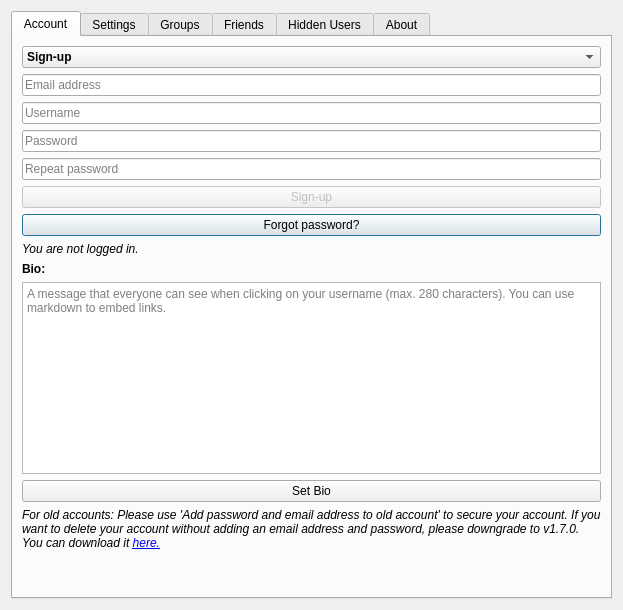
Qt form designer/setup.ui (ThoreBor/Anki_Leaderboard) before a commit.
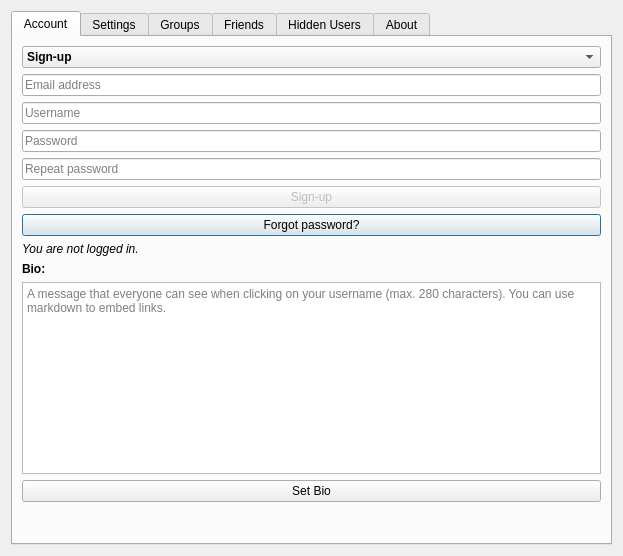
The same form after that commit. Icons and pictures are not drawn.

Commit message: adjust ui (bio&account config)

```diff
--- a/designer/setup.ui
+++ b/designer/setup.ui
@@ -7,7 +7,7 @@
     <x>0</x>
     <y>0</y>
     <width>623</width>
-    <height>610</height>
+    <height>556</height>
    </rect>
   </property>
   <property name="sizePolicy">
@@ -43,22 +43,6 @@
        <string>Account</string>
       </attribute>
       <layout class="QGridLayout" name="gridLayout_2">
-       <item row="2" column="0">
-        <spacer name="verticalSpacer_2">
-         <property name="orientation">
-          <enum>Qt::Vertical</enum>
-         </property>
-         <property name="sizeType">
-          <enum>QSizePolicy::MinimumExpanding</enum>
-         </property>
-         <property name="sizeHint" stdset="0">
-          <size>
-           <width>20</width>
-           <height>0</height>
-          </size>
-         </property>
-        </spacer>
-       </item>
        <item row="0" column="0">
         <layout class="QGridLayout" name="gl1">
          <item row="4" column="0">
@@ -218,25 +202,20 @@
         </layout>
        </item>
        <item row="1" column="0">
-        <widget class="QLabel" name="account_info">
-         <property name="font">
-          <font>
-           <italic>true</italic>
-          </font>
+        <spacer name="verticalSpacer_2">
+         <property name="orientation">
+          <enum>Qt::Vertical</enum>
          </property>
-         <property name="text">
-          <string>For old accounts: Please use 'Add password and email address to old account' to secure your account. If you want to delete your account without adding an email address and password, please downgrade to v1.7.0. You can download it &lt;a href=&quot;https://github.com/ThoreBor/Anki_Leaderboard/releases&quot;&gt;here.&lt;/a&gt;</string>
+         <property name="sizeType">
+          <enum>QSizePolicy::MinimumExpanding</enum>
          </property>
-         <property name="scaledContents">
-          <bool>false</bool>
+         <property name="sizeHint" stdset="0">
+          <size>
+           <width>20</width>
+           <height>0</height>
+          </size>
          </property>
-         <property name="wordWrap">
-          <bool>true</bool>
-         </property>
-         <property name="openExternalLinks">
-          <bool>true</bool>
-         </property>
-        </widget>
+        </spacer>
        </item>
       </layout>
      </widget>
```
The commit also changes 1 other file.
